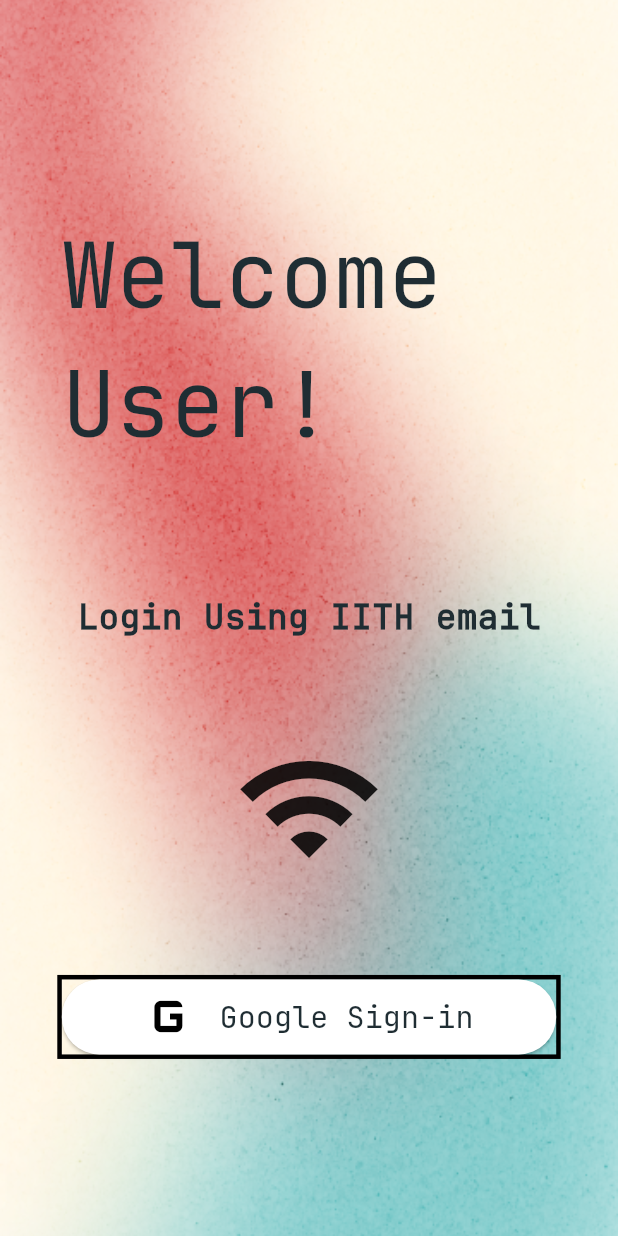
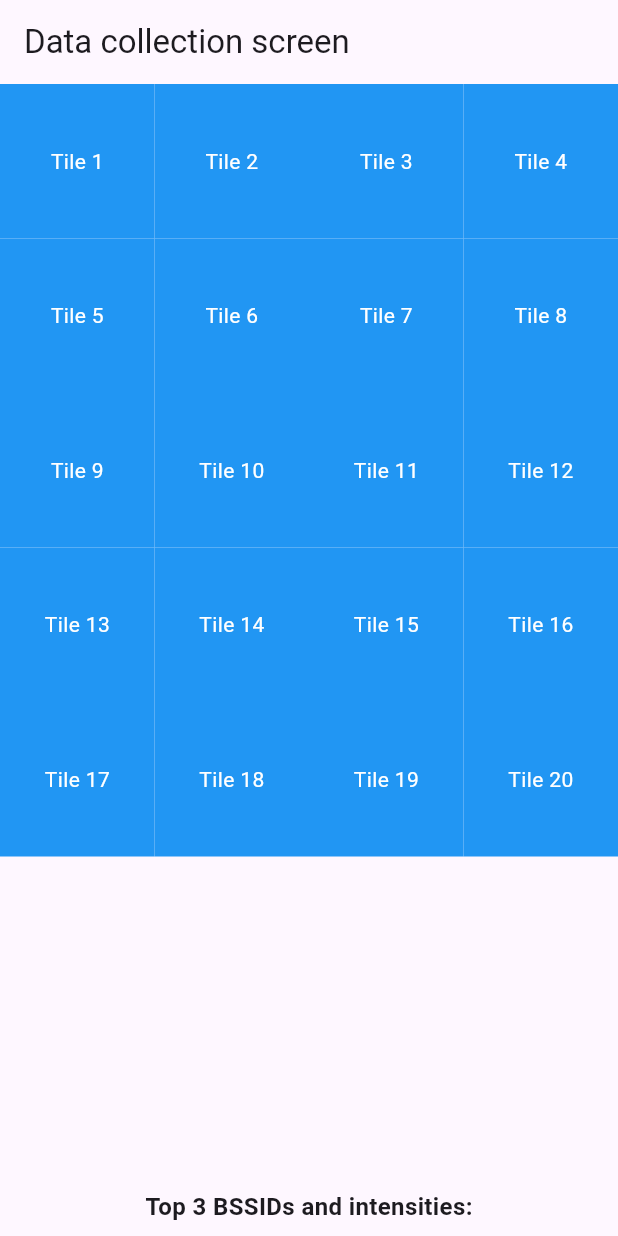
Before and after one commit to WiFi-Geo-Map/WiFiGeoMap-FlutterApp, a Flutter app: the screen it shows after launch, on a phone screen of 412 x 824 dp. Run offline on Flutter 3.47's test engine with Material 3 defaults, Android fonts, the phone set to English and light mode, and no system bars; our stand-ins replace cloud_firestore, firebase_auth, firebase_core, get, google_sign_in, permission_handler; missing offline and left inert: network_info_plus, wifi_scan; accounts and stored records are empty.

Commit message:
added user collection page

```diff
--- /dev/null
+++ b/lib/Screens/user_collection_page.dart
@@ -0,0 +1,165 @@
+import 'dart:async';
+
+import 'package:flutter/material.dart';
+import 'package:wifi_scan/wifi_scan.dart';
+
+class UserCollectionPage extends StatefulWidget {
+  const UserCollectionPage({Key? key}) : super(key: key);
+
+  @override
+  State<UserCollectionPage> createState() => _UserCollectionPageState();
+}
+
+class _UserCollectionPageState extends State<UserCollectionPage> {
+  List<WiFiAccessPoint> accessPoints = <WiFiAccessPoint>[];
+  StreamSubscription<List<WiFiAccessPoint>>? subscription;
+
+  int _activeTileIndex = -1;
+
+  Future<void> _startScan(BuildContext context) async {
+    await WiFiScan.instance.canStartScan();
+    await WiFiScan.instance.startScan();
+    setState(() => accessPoints = <WiFiAccessPoint>[]);
+  }
+
+  Future<bool> _canGetScannedResults(BuildContext context) async {
+    await WiFiScan.instance.canGetScannedResults();
+
+    return true;
+  }
+
+  Future<void> _startListeningToScanResults(BuildContext context) async {
+    if (await _canGetScannedResults(context)) {
+      subscription = WiFiScan.instance.onScannedResultsAvailable
+          .listen((result) => setState(() => accessPoints = result));
+    }
+  }
+
+  void _stopListeningToScanResults() {
+    subscription?.cancel();
+    setState(() => subscription = null);
+  }
+
+  @override
+  void initState() {
+    super.initState();
+    _startScan(context);
+    _startListeningToScanResults(context);
+
+    Timer.periodic(const Duration(seconds: 180), (timer) {
+      _startScan(context);
+    });
+  }
+
+  @override
+  void dispose() {
+    super.dispose();
+    _stopListeningToScanResults();
+  }
+
+  void _setActiveTileIndex(int index) {
+    setState(() {
+      _activeTileIndex = index;
+    });
+  }
+
+  @override
+  Widget build(BuildContext context) {
+    List<Map<String, int>> top3 = buildTop3List(accessPoints);
+
+    return Scaffold(
+      appBar: AppBar(
+        title: const Text('Data collection screen'),
+      ),
+      body: Column(
+        children: [
+          Expanded(
+            child: GridView.count(
+              crossAxisCount: 4, // Change this value as per your requirement
+              children: List.generate(20, (index) {
+                return HoneycombTile(
+                  key: ValueKey(index), // Pass a unique key to each tile
+                  index: index,
+                  isActive: index == _activeTileIndex,
+                  setActiveTileIndex: _setActiveTileIndex,
+                  accessPoints: accessPoints,
+                );
+              }),
+            ),
+          ),
+          const SizedBox(height: 16),
+          _buildTop3ListWidget(top3),
+        ],
+      ),
+    );
+  }
+
+  Widget _buildTop3ListWidget(List<Map<String, int>> top3) {
+    return Column(
+      crossAxisAlignment: CrossAxisAlignment.start,
+      children: [
+        const Text(
+          'Top 3 BSSIDs and intensities:',
+          style: TextStyle(fontSize: 16, fontWeight: FontWeight.bold),
+        ),
+        const SizedBox(height: 8),
+        Column(
+          crossAxisAlignment: CrossAxisAlignment.start,
+          children: top3.map((ap) {
+            return Text(
+              '${ap.keys.first}: ${ap.values.first}',
+              style: const TextStyle(fontSize: 14),
+            );
+          }).toList(),
+        ),
+      ],
+    );
+  }
+
+  List<Map<String, int>> buildTop3List(List<WiFiAccessPoint> accessPoints) {
+    accessPoints.sort((a, b) => b.level.compareTo(a.level));
+
+    final top3 = accessPoints.take(3).toList();
+
+    List<Map<String, int>> result = [];
+
+    for (var ap in top3) {
+      result.add({ap.bssid: ap.level});
+    }
+
+    return result;
+  }
+}
+
+class HoneycombTile extends StatelessWidget {
+  final int index;
+  final bool isActive;
+  final Function(int) setActiveTileIndex;
+  final List<WiFiAccessPoint> accessPoints;
+
+  const HoneycombTile({
+    Key? key,
+    required this.index,
+    required this.isActive,
+    required this.setActiveTileIndex,
+    required this.accessPoints,
+  }) : super(key: key);
+
+  @override
+  Widget build(BuildContext context) {
+    return InkWell(
+      onTap: () {
+        setActiveTileIndex(index);
+      },
+      child: Container(
+        color: isActive ? Colors.green : Colors.blue,
+        child: Center(
+          child: Text(
+            'Tile ${index + 1}',
+            style: const TextStyle(color: Colors.white),
+          ),
+        ),
+      ),
+    );
+  }
+}
--- a/lib/main.dart
+++ b/lib/main.dart
@@ -1,6 +1,7 @@
 import 'package:firebase_core/firebase_core.dart';
 import 'package:flutter/material.dart';
-import 'package:wifi_geo_map/provider/controller.dart';
+import 'package:wifi_geo_map/Screens/user_collection_page.dart';
+// import 'package:wifi_geo_map/provider/controller.dart';
 import 'provider/googel_signin.dart';
 import 'firebase_options.dart';
 import 'package:provider/provider.dart';
@@ -24,7 +25,8 @@ class WiFiGeoMap extends StatelessWidget {
       theme: ThemeData(
         primarySwatch:Colors.blueGrey,
       ),
-      home: const ControllerPage(),
+      // home: const ControllerPage(),
+      home: const UserCollectionPage(),
     ),
   );
 }
```
